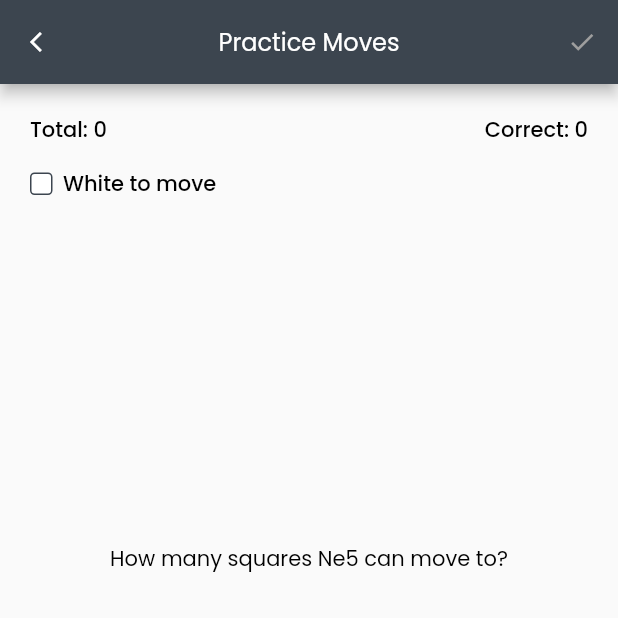
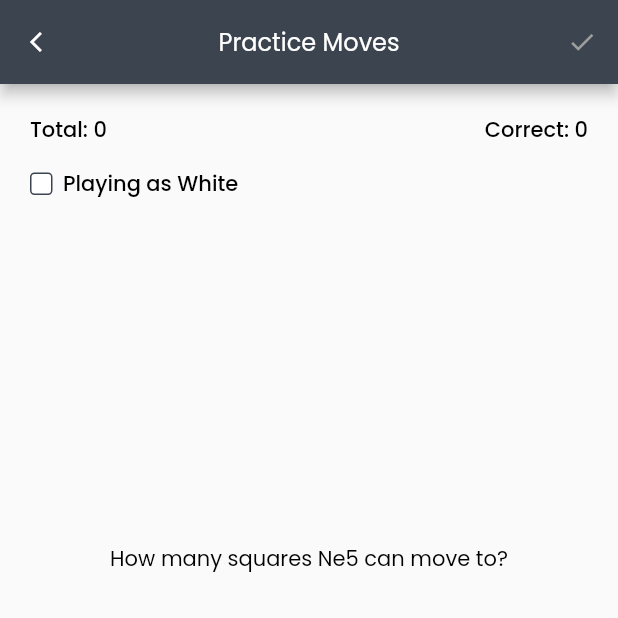
Before and after one commit to dipanshparmar/blindfold-chess, a Flutter app: the PracticeMovesGameplayPage screen opened by its route, on a phone screen of 412 x 824 dp, the top half of it. Run offline on Flutter 3.47's test engine with Material 2 defaults, Android fonts, the phone set to English and light mode, and no system bars; our stand-ins replace flutter_svg, shared_preferences, sliver_tools, syncfusion_flutter_sliders; missing offline and left inert: syncfusion_flutter_core; accounts and stored records are empty.

Commit message:
minor refactors

```diff
--- a/lib/pages/practice_moves_gameplay_page.dart
+++ b/lib/pages/practice_moves_gameplay_page.dart
@@ -268,37 +268,8 @@ class _PracticeMovesGameplayPageState extends State<PracticeMovesGameplayPage> {
                 ),
                 Padding(
                   padding: const EdgeInsets.symmetric(horizontal: 20.0),
-                  child: Row(
-                    children: [
-                      Container(
-                        height: 15,
-                        width: 15,
-                        decoration: BoxDecoration(
-                          border: Border.all(
-                            color: Theme.of(context).primaryColor,
-                            width: 1,
-                          ),
-                          borderRadius: BorderRadius.circular(3),
-                          color: isPlayingWhite
-                              ? themeProvider.isDark()
-                                  ? kLightColorDarkTheme
-                                  : kLightColor
-                              : Theme.of(context).primaryColor,
-                        ),
-                      ),
-                      const SizedBox(
-                        width: 7,
-                      ),
-                      Text(
-                        '${isPlayingWhite ? 'White' : 'Black'} to move',
-                        style: Theme.of(context).textTheme.bodyMedium!.copyWith(
-                              fontWeight: FontWeight.w500,
-                              color: themeProvider.isDark()
-                                  ? kLightColorDarkTheme
-                                  : kDarkColor,
-                            ),
-                      ),
-                    ],
+                  child: ShowPlayingAs(
+                    isPlayingWhite: isPlayingWhite,
                   ),
                 ),
                 const SizedBox(
--- /dev/null
+++ b/lib/widgets/show_playing_as.dart
@@ -0,0 +1,54 @@
+import 'package:flutter/material.dart';
+import 'package:provider/provider.dart';
+
+// providers
+import '../providers/providers.dart';
+
+// constants
+import '../utils/constants/constants.dart';
+
+class ShowPlayingAs extends StatelessWidget {
+  const ShowPlayingAs({
+    super.key,
+    required this.isPlayingWhite,
+  });
+
+  final bool isPlayingWhite;
+
+  @override
+  Widget build(BuildContext context) {
+    final ThemeProvider themeProvider = Provider.of<ThemeProvider>(context);
+
+    return Row(
+      children: [
+        Container(
+          height: 15,
+          width: 15,
+          decoration: BoxDecoration(
+            border: Border.all(
+              color: Theme.of(context).primaryColor,
+              width: 1,
+            ),
+            borderRadius: BorderRadius.circular(3),
+            color: isPlayingWhite
+                ? themeProvider.isDark()
+                    ? kLightColorDarkTheme
+                    : kLightColor
+                : Theme.of(context).primaryColor,
+          ),
+        ),
+        const SizedBox(
+          width: 7,
+        ),
+        Text(
+          'Playing as ${isPlayingWhite ? 'White' : 'Black'}',
+          style: Theme.of(context).textTheme.bodyMedium!.copyWith(
+                fontWeight: FontWeight.w500,
+                color:
+                    themeProvider.isDark() ? kLightColorDarkTheme : kDarkColor,
+              ),
+        ),
+      ],
+    );
+  }
+}
--- a/lib/widgets/widgets.dart
+++ b/lib/widgets/widgets.dart
@@ -7,3 +7,4 @@ export './moves_count_input_buttons.dart';
 export './custom_switch.dart';
 export './settings_item.dart';
 export './custom_alert_dialog.dart';
+export './show_playing_as.dart';
```
Also changed, not shown: lib/pages/practice_coordinates_gameplay_page.dart (+10 -0 lines), lib/pages/practice_square_colors_gameplay_page.dart (+11 -13 lines).
